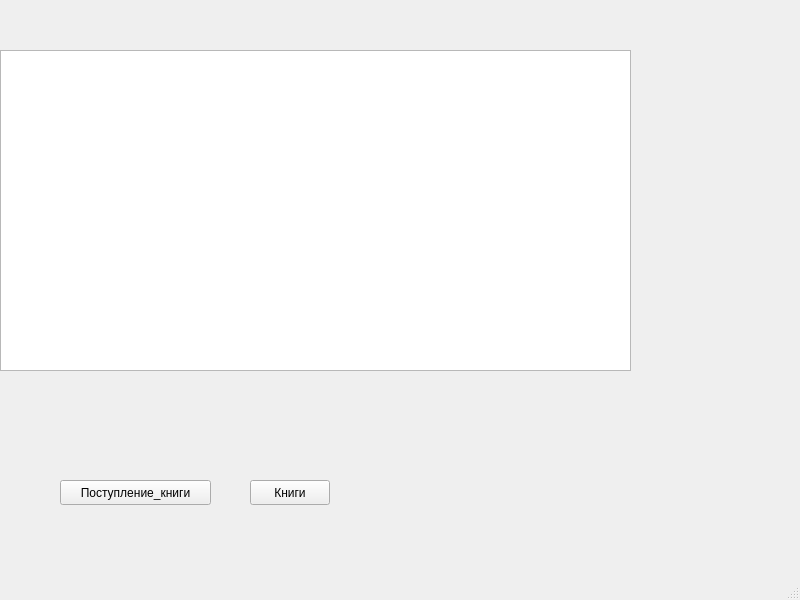
Above: untitled/mainwindow.ui from AmetDev/qt_creator_edu_repos before the change. Below: the same form after it.
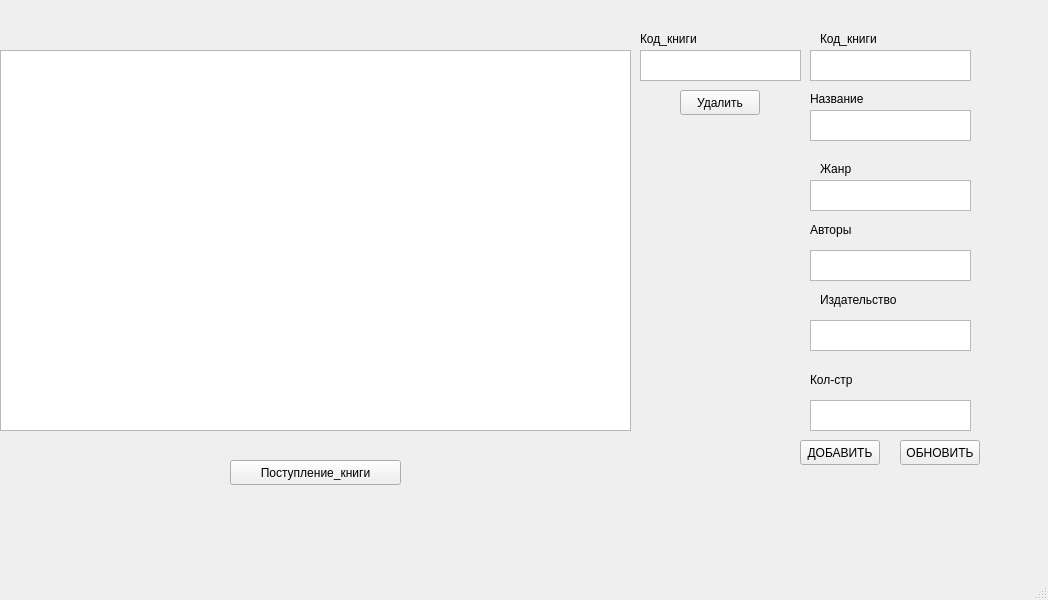
That is the form after the change.

```diff
--- a/untitled/mainwindow.ui
+++ b/untitled/mainwindow.ui
@@ -6,7 +6,7 @@
    <rect>
     <x>0</x>
     <y>0</y>
-    <width>800</width>
+    <width>1048</width>
     <height>600</height>
    </rect>
   </property>
@@ -20,16 +20,16 @@
       <x>0</x>
       <y>50</y>
       <width>631</width>
-      <height>321</height>
+      <height>381</height>
      </rect>
     </property>
    </widget>
    <widget class="QPushButton" name="switchTableButton">
     <property name="geometry">
      <rect>
-      <x>60</x>
-      <y>480</y>
-      <width>151</width>
+      <x>230</x>
+      <y>460</y>
+      <width>171</width>
       <height>25</height>
      </rect>
     </property>
@@ -37,17 +37,204 @@
      <string>Поступление_книги</string>
     </property>
    </widget>
-   <widget class="QPushButton" name="swtichtableknigi">
+   <widget class="QTextEdit" name="textEdit">
     <property name="geometry">
      <rect>
-      <x>250</x>
-      <y>480</y>
+      <x>810</x>
+      <y>50</y>
+      <width>161</width>
+      <height>31</height>
+     </rect>
+    </property>
+   </widget>
+   <widget class="QTextEdit" name="textEdit_2">
+    <property name="geometry">
+     <rect>
+      <x>810</x>
+      <y>110</y>
+      <width>161</width>
+      <height>31</height>
+     </rect>
+    </property>
+   </widget>
+   <widget class="QTextEdit" name="textEdit_3">
+    <property name="geometry">
+     <rect>
+      <x>810</x>
+      <y>180</y>
+      <width>161</width>
+      <height>31</height>
+     </rect>
+    </property>
+   </widget>
+   <widget class="QTextEdit" name="textEdit_4">
+    <property name="geometry">
+     <rect>
+      <x>810</x>
+      <y>250</y>
+      <width>161</width>
+      <height>31</height>
+     </rect>
+    </property>
+   </widget>
+   <widget class="QTextEdit" name="textEdit_5">
+    <property name="geometry">
+     <rect>
+      <x>810</x>
+      <y>320</y>
+      <width>161</width>
+      <height>31</height>
+     </rect>
+    </property>
+   </widget>
+   <widget class="QTextEdit" name="textEdit_6">
+    <property name="geometry">
+     <rect>
+      <x>810</x>
+      <y>400</y>
+      <width>161</width>
+      <height>31</height>
+     </rect>
+    </property>
+   </widget>
+   <widget class="QLabel" name="label">
+    <property name="geometry">
+     <rect>
+      <x>820</x>
+      <y>30</y>
+      <width>91</width>
+      <height>17</height>
+     </rect>
+    </property>
+    <property name="text">
+     <string>Код_книги</string>
+    </property>
+   </widget>
+   <widget class="QLabel" name="label_2">
+    <property name="geometry">
+     <rect>
+      <x>810</x>
+      <y>90</y>
+      <width>91</width>
+      <height>17</height>
+     </rect>
+    </property>
+    <property name="text">
+     <string>Название</string>
+    </property>
+   </widget>
+   <widget class="QLabel" name="label_3">
+    <property name="geometry">
+     <rect>
+      <x>820</x>
+      <y>160</y>
+      <width>91</width>
+      <height>17</height>
+     </rect>
+    </property>
+    <property name="text">
+     <string>Жанр</string>
+    </property>
+   </widget>
+   <widget class="QLabel" name="label_4">
+    <property name="geometry">
+     <rect>
+      <x>810</x>
+      <y>220</y>
+      <width>91</width>
+      <height>20</height>
+     </rect>
+    </property>
+    <property name="text">
+     <string>Авторы</string>
+    </property>
+   </widget>
+   <widget class="QLabel" name="label_5">
+    <property name="geometry">
+     <rect>
+      <x>820</x>
+      <y>290</y>
+      <width>91</width>
+      <height>20</height>
+     </rect>
+    </property>
+    <property name="text">
+     <string>Издательство</string>
+    </property>
+   </widget>
+   <widget class="QLabel" name="label_6">
+    <property name="geometry">
+     <rect>
+      <x>810</x>
+      <y>370</y>
+      <width>91</width>
+      <height>20</height>
+     </rect>
+    </property>
+    <property name="text">
+     <string>Кол-стр</string>
+    </property>
+   </widget>
+   <widget class="QTextEdit" name="textEdit_delete">
+    <property name="geometry">
+     <rect>
+      <x>640</x>
+      <y>50</y>
+      <width>161</width>
+      <height>31</height>
+     </rect>
+    </property>
+   </widget>
+   <widget class="QLabel" name="label_7">
+    <property name="geometry">
+     <rect>
+      <x>640</x>
+      <y>30</y>
+      <width>91</width>
+      <height>17</height>
+     </rect>
+    </property>
+    <property name="text">
+     <string>Код_книги</string>
+    </property>
+   </widget>
+   <widget class="QPushButton" name="updateBtnBooks">
+    <property name="geometry">
+     <rect>
+      <x>900</x>
+      <y>440</y>
       <width>80</width>
       <height>25</height>
      </rect>
     </property>
     <property name="text">
-     <string>Книги</string>
+     <string>ОБНОВИТЬ</string>
+    </property>
+   </widget>
+   <widget class="QPushButton" name="addBtnBooks">
+    <property name="geometry">
+     <rect>
+      <x>800</x>
+      <y>440</y>
+      <width>80</width>
+      <height>25</height>
+     </rect>
+    </property>
+    <property name="text">
+     <string>ДОБАВИТЬ</string>
+    </property>
+   </widget>
+   <widget class="QPushButton" name="deleteBtnBooks_2">
+    <property name="geometry">
+     <rect>
+      <x>680</x>
+      <y>90</y>
+      <width>80</width>
+      <height>25</height>
+     </rect>
+    </property>
+    <property name="text">
+     <string>Удалить</string>
     </property>
    </widget>
   </widget>
```
Left out of the diff: 4 changed lines with no effect on the pictures.
